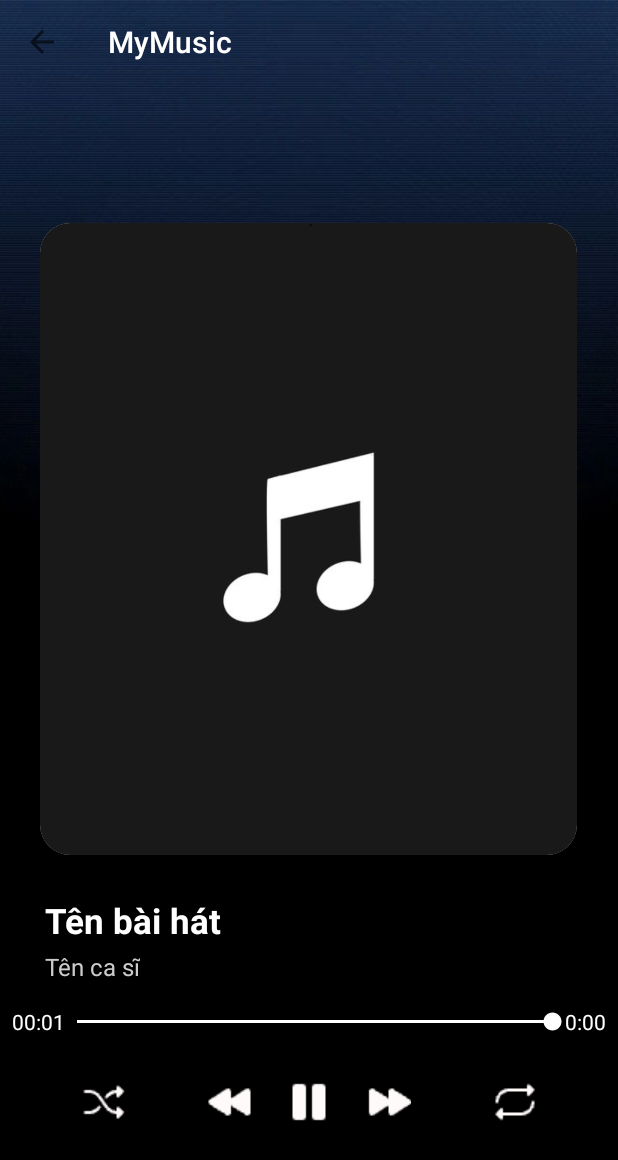
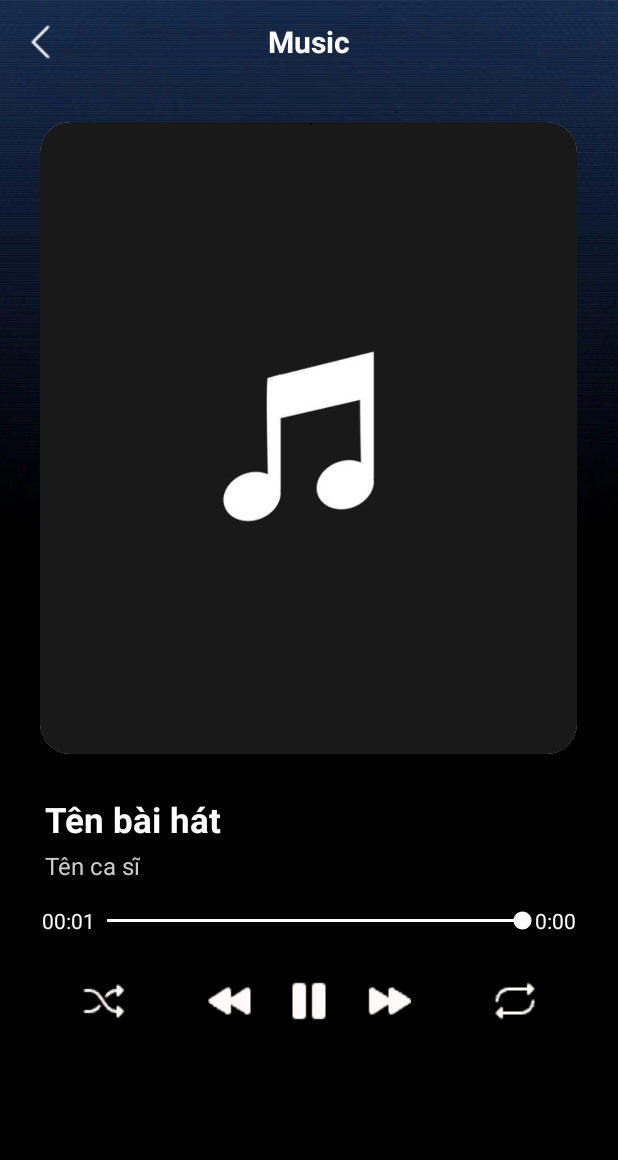
Before and after one commit to chanhdangcom/mobile-developer, an Android app: the PlayMusicActivity screen opened directly, with no data from a screen before it, on a phone screen of 412 x 824 dp. Shown: the top 1160 px of the screen. Run offline under Robolectric (Android 15) with nearby library versions, the light colour scheme and no system bars; our stand-ins replace CircleImageView, Picasso; network calls fail; pictures from the network do not load; 8 statements that could not run were skipped.

```diff
--- a/app/src/main/java/com/ngdat/mymusic/Activity/PlayMusicActivity.java
+++ b/app/src/main/java/com/ngdat/mymusic/Activity/PlayMusicActivity.java
@@ -119,13 +119,15 @@ public class PlayMusicActivity extends AppCompatActivity {
     // Thiết lập toolbar, adapter cho ViewPager và play bài đầu tiên
     private void init() {
         setSupportActionBar(mToolbar);
-        getSupportActionBar().setDisplayHomeAsUpEnabled(true);
+        getSupportActionBar().setDisplayHomeAsUpEnabled(true); //set cho thành phần toolbar
+        getSupportActionBar().setDisplayShowTitleEnabled(false); //bỏ title trên toolbar
+        mToolbar.setNavigationIcon(R.drawable.iconback);
         mToolbar.setNavigationOnClickListener(v -> {
             finish();
             mMediaPlayer.stop();
             baiHatList.clear();
         });
-        mToolbar.setTitleTextColor(Color.WHITE);
+//        mToolbar.setTitleTextColor(Color.WHITE);
 
         mFragmentCDMusic = new FragmentCDMusic();
         mFragmentPlayDanhSachBaiHat = new FragmentPlayDanhSachBaiHat();
--- a/app/src/main/res/layout/activity_main.xml
+++ b/app/src/main/res/layout/activity_main.xml
@@ -11,16 +11,18 @@
         android:id="@+id/myViewPager"
         android:layout_width="match_parent"
         android:layout_height="0dp"
-        android:layout_weight="1" />
+        android:layout_weight="1"
+        android:contentDescription="Trang hiển thị bài hát và CD nhạc" />
 
     <com.google.android.material.tabs.TabLayout
         android:id="@+id/myTablayout"
         android:layout_width="match_parent"
         android:layout_height="wrap_content"
-        android:background="@android:color/transparent"
+        android:contentDescription="Chọn bài hát hoặc CD nhạc"
         app:tabIndicatorColor="#8b47d9"
         app:tabIndicatorHeight="2dp"
         app:tabMode="fixed"
         app:tabSelectedTextColor="#e70a1d"
-        app:tabTextColor="#000000" />
+        />
+
 </LinearLayout>
--- a/app/src/main/res/layout/activity_play_music.xml
+++ b/app/src/main/res/layout/activity_play_music.xml
@@ -12,16 +12,24 @@
     <androidx.appcompat.widget.Toolbar
         android:id="@+id/toobarPlayNhac"
         android:layout_width="match_parent"
-        android:layout_height="?attr/actionBarSize" />
+        android:layout_height="?attr/actionBarSize"
+        android:title="Music"
+        android:popupTheme="@style/ThemeOverlay.AppCompat.Light">
+
+        <TextView
+            android:id="@+id/tv_customTitle"
+            android:layout_width="wrap_content"
+            android:layout_height="wrap_content"
+            android:text="Music"
+            android:textColor="@android:color/white"
+            android:textSize="20sp"
+            android:textStyle="bold"
+            android:layout_gravity="center" />
+    </androidx.appcompat.widget.Toolbar>
 
     <!-- ViewPager cho hình album -->
 
-        <androidx.viewpager.widget.ViewPager
-        android:id="@+id/viewPagerPlayNhac"
-        android:layout_width="match_parent"
-        android:layout_height="39dp"
-        android:layout_weight="5"
-        android:contentDescription="Ảnh bài hát" />
+
 
 
     <ImageView
@@ -32,6 +40,7 @@
         android:background="@drawable/rounded_corner"
         android:clipToOutline="true"
         android:scaleType="centerCrop"
+        android:layout_marginTop="25dp"
         android:src="@drawable/no_music" />
 
     <LinearLayout
@@ -74,7 +83,9 @@
         android:layout_height="wrap_content"
         android:orientation="horizontal"
         android:padding="8dp"
-        android:gravity="center_vertical">
+        android:gravity="center_vertical"
+        android:layout_marginStart="20dp"
+        android:layout_marginEnd="20dp">
 
         <TextView
             android:id="@+id/tv_timeSong"
@@ -88,13 +99,13 @@
             android:id="@+id/seekbarSong"
             android:layout_width="0dp"
             android:layout_height="wrap_content"
-            android:layout_weight="1"
+            android:layout_weight="0.8"
             android:paddingStart="8dp"
             android:paddingEnd="8dp"
             android:progressTint="#FFFFFF"
             android:thumbTint="#FFFFFF"
             android:backgroundTint="#A9A9A9"
-        />
+            />
 
         <TextView
             android:id="@+id/tv_totalTimeSong"
@@ -172,6 +183,11 @@
             android:layout_gravity="center" />
     </LinearLayout>
 
-    <!-- TAB Up Next / Lyric / Related -->
+    <androidx.viewpager.widget.ViewPager
+        android:id="@+id/viewPagerPlayNhac"
+        android:layout_width="match_parent"
+        android:layout_height="10dp"
+        android:layout_weight="5"
+        android:contentDescription="Ảnh bài hát" />
 
 </LinearLayout>
```
Also changed, not shown: app/src/main/res/drawable/iconback.png, app/src/main/res/drawable/iconback1.png (added), app/src/main/res/drawable/iconshuffled.png, app/src/main/res/drawable/iconshuffled1.png (added), app/src/main/res/drawable/iconsyned.png, app/src/main/res/drawable/iconsyned1.png (added).
